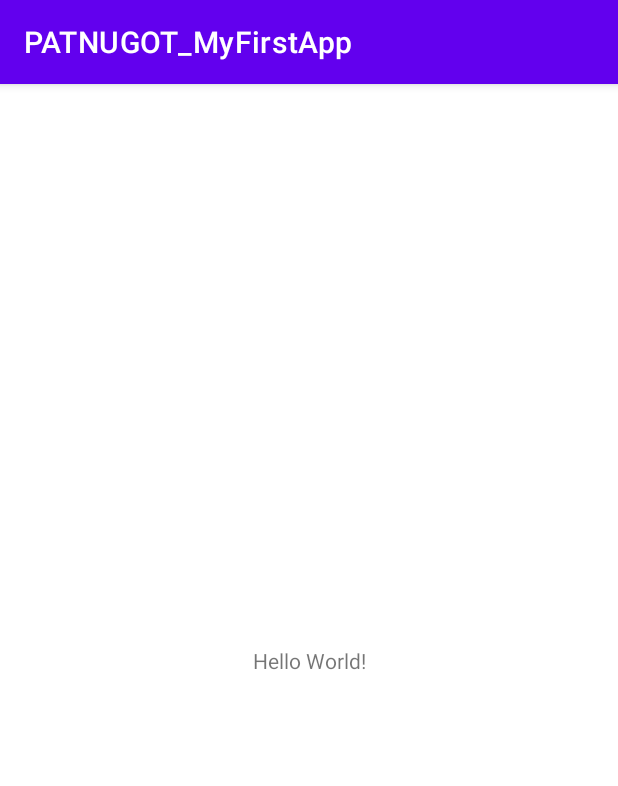
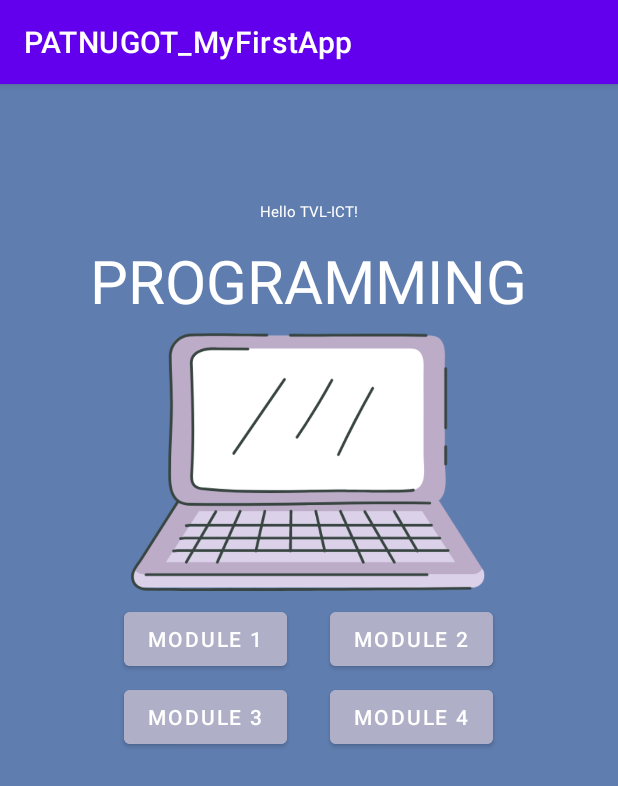
Before and after one commit to Shobea/PATNUGOT_MyFirstApp, an Android app: the screen it shows after launch (MainActivity), on a phone screen of 412 x 824 dp. Shown: the top 786 px of the screen. Run offline under Robolectric (Android 15) with nearby library versions, the phone set to English and light mode, and no system bars.

Commit message:
Added pictures and buttons

```diff
--- a/app/src/main/res/layout/activity_main.xml
+++ b/app/src/main/res/layout/activity_main.xml
@@ -4,15 +4,96 @@
     xmlns:tools="http://schemas.android.com/tools"
     android:layout_width="match_parent"
     android:layout_height="match_parent"
+    android:background="@color/blue"
     tools:context=".MainActivity">
 
-    <TextView
+    <Button
+        android:id="@+id/module1"
         android:layout_width="wrap_content"
         android:layout_height="wrap_content"
-        android:text="Hello World!"
+        android:layout_marginTop="8dp"
+        android:layout_marginEnd="28dp"
+        android:backgroundTint="@color/violet"
+        android:text="Module 1"
+        android:textColor="@android:color/white"
+        app:layout_constraintEnd_toStartOf="@+id/module2"
+        app:layout_constraintHorizontal_bias="0.886"
+        app:layout_constraintStart_toStartOf="@+id/imageView"
+        app:layout_constraintTop_toBottomOf="@+id/imageView" />
+
+    <Button
+        android:id="@+id/module3"
+        android:layout_width="wrap_content"
+        android:layout_height="wrap_content"
+        android:layout_marginTop="60dp"
+        android:backgroundTint="@color/violet"
+        android:text="Module 3"
+        android:textColor="@android:color/white"
+        app:layout_constraintStart_toStartOf="@+id/module1"
+        app:layout_constraintTop_toBottomOf="@+id/imageView" />
+
+    <Button
+        android:id="@+id/module4"
+        android:layout_width="wrap_content"
+        android:layout_height="wrap_content"
+        android:layout_marginTop="60dp"
+        android:backgroundTint="@color/violet"
+        android:text="Module 4"
+        android:textColor="@android:color/white"
+        app:layout_constraintEnd_toEndOf="@+id/module2"
+        app:layout_constraintTop_toBottomOf="@+id/imageView" />
+
+    <Button
+        android:id="@+id/module2"
+        android:layout_width="wrap_content"
+        android:layout_height="wrap_content"
+        android:layout_marginTop="8dp"
+        android:layout_marginEnd="4dp"
+        android:backgroundTint="@color/violet"
+        android:text="Module 2"
+        android:textColor="@android:color/white"
+        app:layout_constraintEnd_toEndOf="@+id/imageView"
+        app:layout_constraintTop_toBottomOf="@+id/imageView" />
+
+    <TextView
+        android:id="@+id/textView3"
+        android:layout_width="138dp"
+        android:layout_height="26dp"
+        android:text="Hello TVL-ICT!"
+        android:textAlignment="center"
+        android:textColor="@android:color/white"
+        android:textSize="10dp"
+        app:layout_constraintBottom_toTopOf="@+id/textView"
+        app:layout_constraintEnd_toEndOf="parent"
+        app:layout_constraintHorizontal_bias="0.498"
+        app:layout_constraintStart_toStartOf="parent"
+        app:layout_constraintTop_toTopOf="parent"
+        app:layout_constraintVertical_bias="1.0" />
+
+    <TextView
+        android:id="@+id/textView"
+        android:layout_width="324dp"
+        android:layout_height="54dp"
+        android:text="PROGRAMMING"
+        android:textAlignment="center"
+        android:textColor="@android:color/white"
+        android:textSize="40dp"
         app:layout_constraintBottom_toBottomOf="parent"
-        app:layout_constraintLeft_toLeftOf="parent"
-        app:layout_constraintRight_toRightOf="parent"
-        app:layout_constraintTop_toTopOf="parent" />
+        app:layout_constraintEnd_toEndOf="parent"
+        app:layout_constraintHorizontal_bias="0.494"
+        app:layout_constraintStart_toStartOf="parent"
+        app:layout_constraintTop_toTopOf="parent"
+        app:layout_constraintVertical_bias="0.146" />
+
+    <ImageView
+        android:id="@+id/imageView"
+        android:layout_width="254dp"
+        android:layout_height="172dp"
+        android:layout_marginTop="8dp"
+        app:layout_constraintEnd_toEndOf="@+id/textView"
+        app:layout_constraintStart_toStartOf="@+id/textView"
+        app:layout_constraintTop_toBottomOf="@+id/textView"
+        app:srcCompat="@drawable/laptop" />
+
 
 </androidx.constraintlayout.widget.ConstraintLayout>
--- a/app/src/main/res/values/colors.xml
+++ b/app/src/main/res/values/colors.xml
@@ -7,4 +7,7 @@
     <color name="teal_700">#FF018786</color>
     <color name="black">#FF000000</color>
     <color name="white">#FFFFFFFF</color>
+    <color name="blue">#5f7daf</color>
+    <color name="violet">#afafc7</color>
+
 </resources>
```
Also changed, not shown: app/src/main/res/drawable-v24/laptop.png (added), app/src/main/res/drawable-v24/person.png (added).
